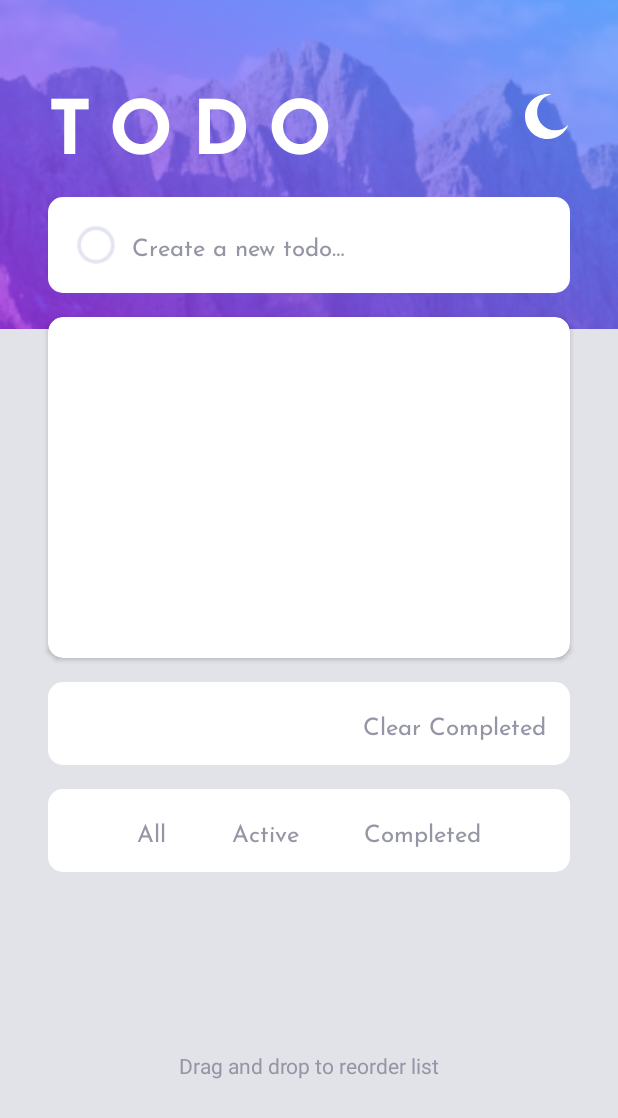
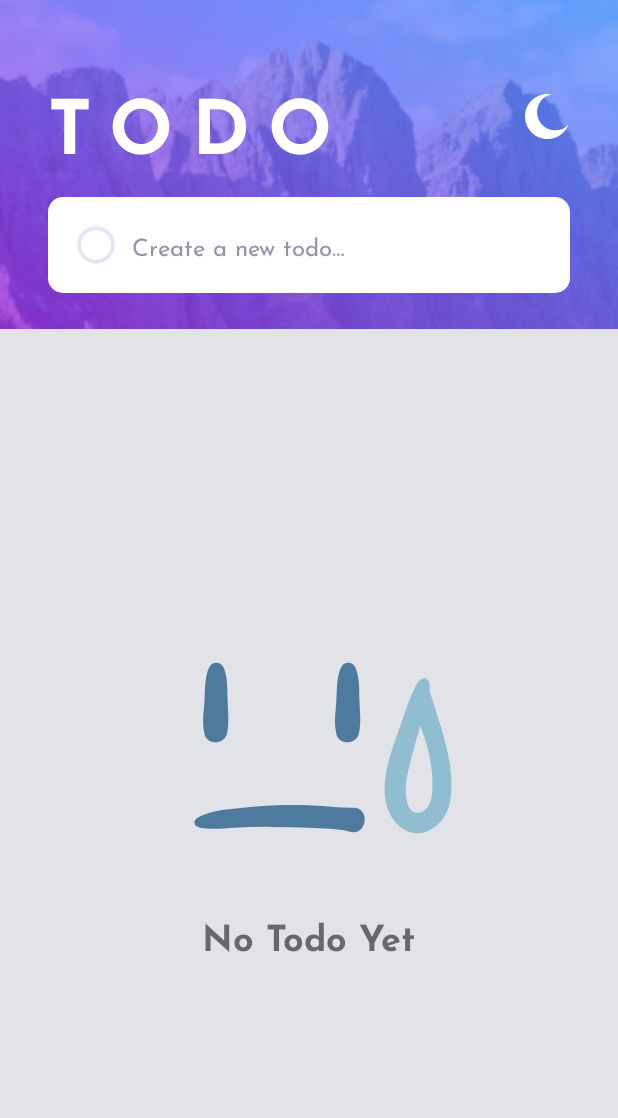
Before and after one commit to vivek091195/todo-app, an Android app built with Jetpack Compose: the screen it shows after launch (MainActivity), on a phone screen of 412 x 824 dp. Shown: the top 1118 px of the screen. Run offline under Robolectric (Android 15) with nearby library versions, the phone set to English and light mode, and no system bars.

Commit message:
Added empty todo screen

```diff
--- a/app/src/main/java/com/example/todolist/view/MainActivity.kt
+++ b/app/src/main/java/com/example/todolist/view/MainActivity.kt
@@ -7,6 +7,7 @@ import android.text.TextWatcher
 import android.util.Log
 import androidx.activity.ComponentActivity
 import androidx.activity.viewModels
+import androidx.core.view.isVisible
 import androidx.lifecycle.viewModelScope
 import com.example.todolist.R
 import com.example.todolist.databinding.MainBinding
@@ -33,6 +34,7 @@ class MainActivity : ComponentActivity() {
         mainViewModel.retrieveTodos(this)
         mainBinding.todoTextInput.addTextChangedListener(object : TextWatcher {
             override fun beforeTextChanged(s: CharSequence?, start: Int, count: Int, after: Int) {
+                mainBinding.todoRadioInput.isChecked = false
             }
 
             override fun onTextChanged(s: CharSequence?, start: Int, before: Int, count: Int) {
@@ -44,13 +46,15 @@ class MainActivity : ComponentActivity() {
         })
 
         mainBinding.todoRadioInput.setOnClickListener {
-            Log.d("MainActivity", "I am being called")
+            if(enteredText.isEmpty())
+                return@setOnClickListener
             mainViewModel.storeTodo(it.context, Todo(
                 1,
                 enteredText,
                 TodoStates.ACTIVE,
                 System.currentTimeMillis()
             ))
+            mainBinding.todoTextInput.setText("")
         }
 
         mainBinding.clearCompleteBtn.setOnClickListener {
@@ -63,6 +67,19 @@ class MainActivity : ComponentActivity() {
     private fun setupStateFlowListeners() {
         mainViewModel.viewModelScope.launch {
             mainViewModel.todoState.collect {
+                if(it.allTodos.isNullOrEmpty()) {
+                    mainBinding.emptyTodoSection.isVisible = true
+                    mainBinding.todoItemsCard.isVisible = false
+                    mainBinding.detailedSection.isVisible = false
+                    mainBinding.filterSection.isVisible = false
+                    mainBinding.instruction.isVisible = false
+                } else {
+                    mainBinding.emptyTodoSection.isVisible = false
+                    mainBinding.todoItemsCard.isVisible = true
+                    mainBinding.detailedSection.isVisible = true
+                    mainBinding.filterSection.isVisible = true
+                    mainBinding.instruction.isVisible = true
+                }
                 adapter.submitList(it.allTodos)
             }
         }
--- /dev/null
+++ b/app/src/main/res/drawable/empty_todo.xml
@@ -0,0 +1,18 @@
+<vector xmlns:android="http://schemas.android.com/apk/res/android"
+    android:width="800dp"
+    android:height="800dp"
+    android:viewportWidth="91"
+    android:viewportHeight="91">
+  <path
+      android:pathData="M15.1,18.9c-1.3,3 -1.1,6.5 -1.3,9.8c-0.2,3.3 -0.8,6.8 0,10.1c0.8,3.4 5.9,3.3 6.8,0c0.8,-3.2 0.3,-6.8 0.2,-10.1c-0.1,-3.2 0.1,-6.7 -1.1,-9.8C18.8,16.7 16,16.7 15.1,18.9L15.1,18.9z"
+      android:fillColor="#4E7A9E"/>
+  <path
+      android:pathData="M55.1,18.9c-1.3,3 -1.1,6.5 -1.3,9.8c-0.2,3.3 -0.8,6.8 0,10.1c0.8,3.4 5.9,3.3 6.8,0c0.8,-3.2 0.3,-6.8 0.2,-10.1c-0.1,-3.2 0.1,-6.7 -1.1,-9.8C58.8,16.7 56,16.7 55.1,18.9L55.1,18.9z"
+      android:fillColor="#4E7A9E"/>
+  <path
+      android:pathData="M11.8,67c3.4,1 7.3,0.5 10.8,0.3c3.9,-0.2 7.8,-0.4 11.7,-0.3c3.7,0 7.4,0.1 11.1,0.3c4.1,0.2 8.6,0.2 12.5,1.2c5.3,1.4 6.3,-7.4 1,-7.3c-4.1,0.1 -8.2,-0.6 -12.3,-0.7c-4.1,-0.2 -8.2,-0.2 -12.3,0c-3.9,0.2 -7.8,0.5 -11.7,1c-3.6,0.4 -8,0.9 -11.1,2.9C10.4,65.1 10.6,66.7 11.8,67L11.8,67z"
+      android:fillColor="#4E7A9E"/>
+  <path
+      android:pathData="M82.4,26.7c-0.1,-0.2 -0.2,-0.4 -0.3,-0.6c0.1,-1.2 0.1,-2.3 -0.3,-3.3c-0.3,-0.7 -1.2,-1.3 -1.9,-0.8c-1.6,1 -2.2,2.6 -3,4.3c-1.5,3.3 -2.6,6.9 -3.8,10.3c-2.7,7.8 -6.9,18.1 -3.2,26.1c1.9,4.1 6,7.3 10.6,5.9c4.8,-1.4 7.4,-5.7 8,-10.5C89.8,47.6 85.4,36.7 82.4,26.7zM78.9,62.7c-4.8,0.7 -4.2,-8.3 -3.7,-10.8c1,-5.2 2.6,-10.4 4.1,-15.5c0.4,1.1 0.7,2.1 1.1,3.1c1.4,4.2 2.3,8.3 2.5,12.7C83,55.4 83.3,62.1 78.9,62.7z"
+      android:fillColor="#90BED0"/>
+</vector>
--- a/app/src/main/res/layout/main.xml
+++ b/app/src/main/res/layout/main.xml
@@ -6,6 +6,7 @@
     android:layout_width="match_parent"
     android:layout_height="match_parent">
     <ImageView
+        android:id="@+id/background_image"
         android:layout_width="match_parent"
         android:layout_height="wrap_content"
         android:adjustViewBounds="true"
@@ -87,6 +88,36 @@
             app:layout_constraintEnd_toEndOf="parent"
             app:layout_constraintStart_toEndOf="@+id/todo_radio_input"
             app:layout_constraintTop_toTopOf="parent" />
+    </androidx.constraintlayout.widget.ConstraintLayout>
+
+    <androidx.constraintlayout.widget.ConstraintLayout
+        android:id="@+id/empty_todo_section"
+        android:layout_width="match_parent"
+        android:layout_height="wrap_content"
+        app:layout_constraintStart_toStartOf="parent"
+        app:layout_constraintEnd_toEndOf="parent"
+        app:layout_constraintTop_toBottomOf="@id/background_image"
+        app:layout_constraintBottom_toBottomOf="parent">
+        <ImageView
+            android:id="@+id/empty_todo_image"
+            android:layout_width="200dp"
+            android:layout_height="200dp"
+            android:layout_gravity="center_horizontal"
+            android:src="@drawable/empty_todo"
+            app:layout_constraintTop_toTopOf="parent"
+            app:layout_constraintStart_toStartOf="parent"
+            app:layout_constraintEnd_toEndOf="parent"
+            android:contentDescription="@string/empty_todo_list" />
+        <TextView
+            android:layout_width="wrap_content"
+            android:layout_height="wrap_content"
+            android:text="@string/empty_todo_title"
+            app:layout_constraintStart_toStartOf="parent"
+            app:layout_constraintEnd_toEndOf="parent"
+            app:layout_constraintTop_toBottomOf="@id/empty_todo_image"
+            android:textSize="24sp"
+            android:textFontWeight="700"
+            android:fontFamily="@font/index"/>
     </androidx.constraintlayout.widget.ConstraintLayout>
 
     <androidx.cardview.widget.CardView
@@ -193,13 +224,14 @@
     <TextView
         android:id="@+id/instruction"
         android:layout_width="wrap_content"
-        android:layout_height="0dp"
+        android:layout_height="wrap_content"
         android:text="@string/instruction"
         android:textColor="#9495a5"
         android:gravity="center_vertical"
         app:layout_constraintStart_toStartOf="parent"
         app:layout_constraintEnd_toEndOf="parent"
         app:layout_constraintTop_toBottomOf="@id/filter_section"
-        app:layout_constraintBottom_toBottomOf="parent"/>
+        app:layout_constraintBottom_toBottomOf="parent"
+        android:layout_marginBottom="16dp"/>
 
 </androidx.constraintlayout.widget.ConstraintLayout>
--- a/app/src/main/res/values/strings.xml
+++ b/app/src/main/res/values/strings.xml
@@ -9,4 +9,6 @@
     <string name="completed_list">Completed</string>
     <string name="instruction">Drag and drop to reorder list</string>
     <string name="clear_all">Clear Completed</string>
+    <string name="empty_todo_list">empty todo list</string>
+    <string name="empty_todo_title">No Todo Yet</string>
 </resources>
```
